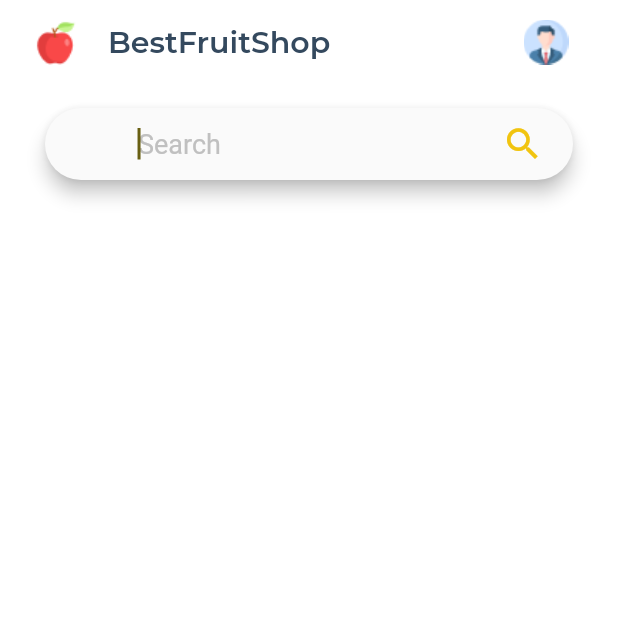
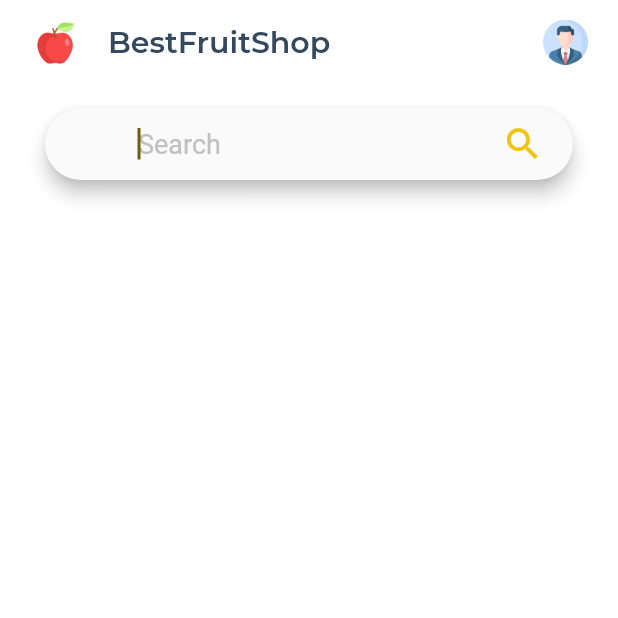
Before and after one commit to Gegerout/shopping_app, a Flutter app: the SearchPage screen opened directly, on a phone screen of 412 x 824 dp, the top half of it. Run offline on Flutter 3.47's test engine with Material 2 defaults, Android fonts, the light colour scheme and no system bars; our stand-ins replace dio, dots_indicator, flutter_riverpod, google_fonts; network calls fail.

Commit message:
home screen update

```diff
--- a/lib/home/presentation/pages/do_page.dart
+++ b/lib/home/presentation/pages/do_page.dart
@@ -32,7 +32,7 @@ class _DoPageState extends ConsumerState<DoPage> {
         elevation: 0,
         leading: Padding(
           padding: const EdgeInsets.only(left: 20),
-          child: Image.asset("assets/images/apple_image.png"),
+          child: Image.asset("assets/images/apple_image.png", width: 38, height: 38,),
         ),
         title: Text(
           "BestFruitShop",
@@ -44,7 +44,7 @@ class _DoPageState extends ConsumerState<DoPage> {
         actions: [
           Padding(
             padding: const EdgeInsets.only(right: 20),
-            child: Image.asset("assets/images/profile_image.png"),
+            child: Image.asset("assets/images/profile_image.png", width: 30, height: 30,),
           )
         ],
       ),
--- a/lib/home/presentation/pages/home_page.dart
+++ b/lib/home/presentation/pages/home_page.dart
@@ -114,7 +114,7 @@ class HomeWidget extends ConsumerWidget {
         elevation: 0,
         leading: Padding(
           padding: const EdgeInsets.only(left: 20),
-          child: Image.asset("assets/images/apple_image.png"),
+          child: Image.asset("assets/images/apple_image.png", width: 38, height: 38,),
         ),
         title: Text(
           "BestFruitShop",
@@ -126,7 +126,7 @@ class HomeWidget extends ConsumerWidget {
         actions: [
           Padding(
             padding: const EdgeInsets.only(right: 20),
-            child: Image.asset("assets/images/profile_image.png"),
+            child: Image.asset("assets/images/profile_image.png", width: 30, height: 30,),
           )
         ],
       ),
--- a/lib/home/presentation/pages/search_page.dart
+++ b/lib/home/presentation/pages/search_page.dart
@@ -15,7 +15,7 @@ class SearchPage extends StatelessWidget {
         elevation: 0,
         leading: Padding(
           padding: const EdgeInsets.only(left: 20),
-          child: Image.asset("assets/images/apple_image.png"),
+          child: Image.asset("assets/images/apple_image.png", width: 38, height: 38,),
         ),
         title: Text(
           "BestFruitShop",
@@ -27,7 +27,7 @@ class SearchPage extends StatelessWidget {
         actions: [
           Padding(
             padding: const EdgeInsets.only(right: 20),
-            child: Image.asset("assets/images/profile_image.png"),
+            child: Image.asset("assets/images/profile_image.png", width: 30, height: 30,),
           )
         ],
       ),
```
Also changed, not shown: assets/images/apple_image.png, assets/images/profile_image.png.
